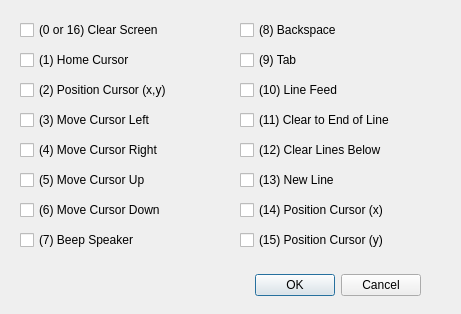
Above: propside/TermPrefs.ui from parallaxinc/SimpleIDE before the change. Below: the same form after it.
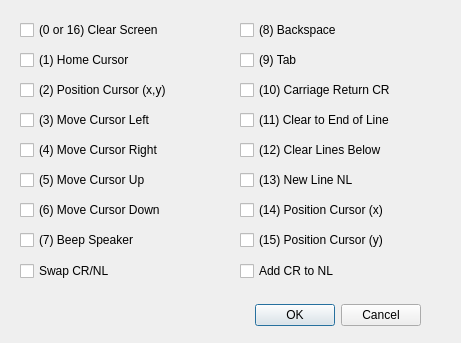
That is the form after the change.

Patch:
```diff
--- a/propside/TermPrefs.ui
+++ b/propside/TermPrefs.ui
@@ -7,7 +7,7 @@
     <x>0</x>
     <y>0</y>
     <width>461</width>
-    <height>314</height>
+    <height>343</height>
    </rect>
   </property>
   <property name="windowTitle">
@@ -17,7 +17,7 @@
    <property name="geometry">
     <rect>
      <x>30</x>
-     <y>270</y>
+     <y>300</y>
      <width>391</width>
      <height>31</height>
     </rect>
@@ -169,7 +169,7 @@
     </rect>
    </property>
    <property name="text">
-    <string>(10) Line Feed</string>
+    <string>(10) Carriage Return CR</string>
    </property>
   </widget>
   <widget class="QCheckBox" name="cbClearToEOL">
@@ -208,7 +208,7 @@
     </rect>
    </property>
    <property name="text">
-    <string>(13) New Line</string>
+    <string>(13) New Line NL</string>
    </property>
   </widget>
   <widget class="QCheckBox" name="cbPositionCursorX">
@@ -237,6 +237,42 @@
     <string>(15) Position Cursor (y)</string>
    </property>
   </widget>
+  <widget class="QCheckBox" name="cbSwapNLCR">
+   <property name="geometry">
+    <rect>
+     <x>20</x>
+     <y>260</y>
+     <width>201</width>
+     <height>22</height>
+    </rect>
+   </property>
+   <property name="text">
+    <string>Swap CR/NL</string>
+   </property>
+  </widget>
+  <widget class="QCheckBox" name="cbAppendCR">
+   <property name="geometry">
+    <rect>
+     <x>240</x>
+     <y>260</y>
+     <width>191</width>
+     <height>22</height>
+    </rect>
+   </property>
+   <property name="text">
+    <string>Add CR to NL</string>
+   </property>
+  </widget>
+  <action name="actionTermPrefsOk">
+   <property name="text">
+    <string>termPrefsOk</string>
+   </property>
+  </action>
+  <action name="actionTermPrefsCancel">
+   <property name="text">
+    <string>termPrefsCancel</string>
+   </property>
+  </action>
  </widget>
  <resources/>
  <connections>
```
Left out of the diff: 39 changed lines with no effect on the pictures.
